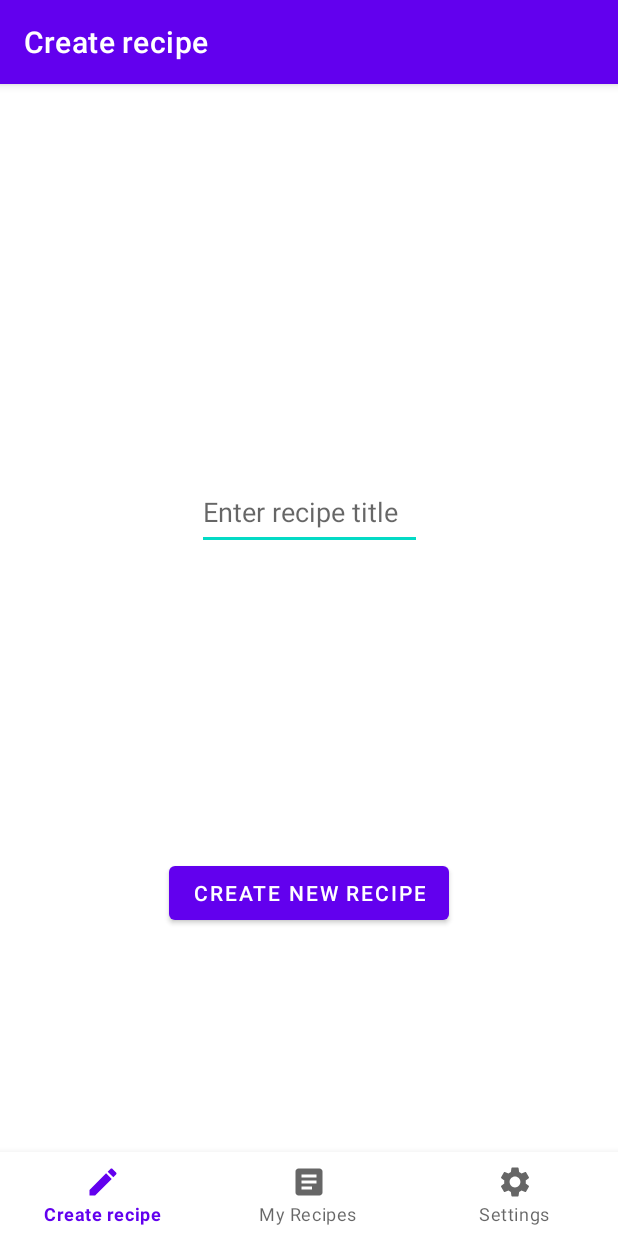
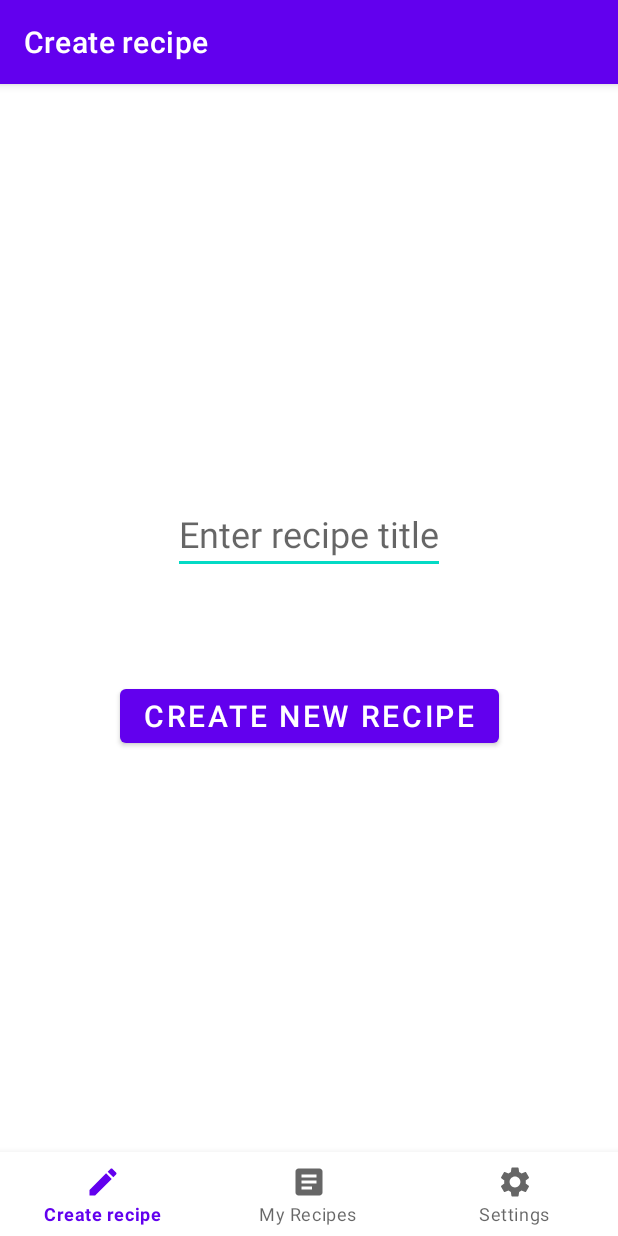
Before and after one commit to spacepigglet/Recipe-converter-app, an Android app: the screen it shows after launch (MainActivity), on a phone screen of 412 x 824 dp. Run offline under Robolectric (Android 15) with nearby library versions, the phone set to English and light mode, and no system bars; our stand-ins replace navigation-ui.

Commit message:
home layout & add layout polished

```diff
--- a/app/src/main/res/layout/fragment_home.xml
+++ b/app/src/main/res/layout/fragment_home.xml
@@ -4,38 +4,40 @@
     xmlns:tools="http://schemas.android.com/tools"
     android:layout_width="match_parent"
     android:layout_height="match_parent"
-    tools:context=".ui.home.HomeFragment"
-    android:orientation="vertical">
-
+    android:orientation="vertical"
+    tools:context=".ui.home.HomeFragment">
 
 
     <EditText
         android:id="@+id/edit_recipe_title"
         android:layout_width="wrap_content"
         android:layout_height="wrap_content"
-                android:minHeight="50dp"
-                android:minWidth="150dp"
         android:layout_marginStart="20dp"
         android:layout_marginEnd="20dp"
         android:hint="@string/edit_title"
         android:inputType="text"
+        android:minWidth="150dp"
+        android:minHeight="50dp"
+        android:textSize="24sp"
+        app:layout_constraintBottom_toBottomOf="parent"
+        app:layout_constraintEnd_toEndOf="parent"
+        app:layout_constraintStart_toStartOf="parent"
         app:layout_constraintTop_toTopOf="parent"
-                app:layout_constraintStart_toStartOf="parent"
-                app:layout_constraintEnd_toEndOf="parent"
-                app:layout_constraintBottom_toTopOf="@+id/new_recipe_button"/>
+        app:layout_constraintVertical_bias="0.32999998" />
 
 
     <Button
         android:id="@+id/new_recipe_button"
         android:layout_width="wrap_content"
         android:layout_height="wrap_content"
+        android:layout_gravity="center"
         android:text="@string/new_recipe_button_text"
-                android:layout_gravity="center"
+        app:layout_constraintBottom_toBottomOf="parent"
+        app:layout_constraintEnd_toEndOf="parent"
+        app:layout_constraintStart_toStartOf="parent"
         app:layout_constraintTop_toBottomOf="@+id/edit_recipe_title"
-                app:layout_constraintStart_toStartOf="parent"
-                app:layout_constraintEnd_toEndOf="parent"
-                app:layout_constraintBottom_toBottomOf="parent"/>
-
+        android:textSize="20sp"
+        app:layout_constraintVertical_bias="0.18" />
 
 
 </androidx.constraintlayout.widget.ConstraintLayout>
```
Also changed, not shown: app/src/main/res/layout/fragment_add_ingredients.xml (+8 -4 lines). Lines whose indentation alone changed are shown as unchanged.
